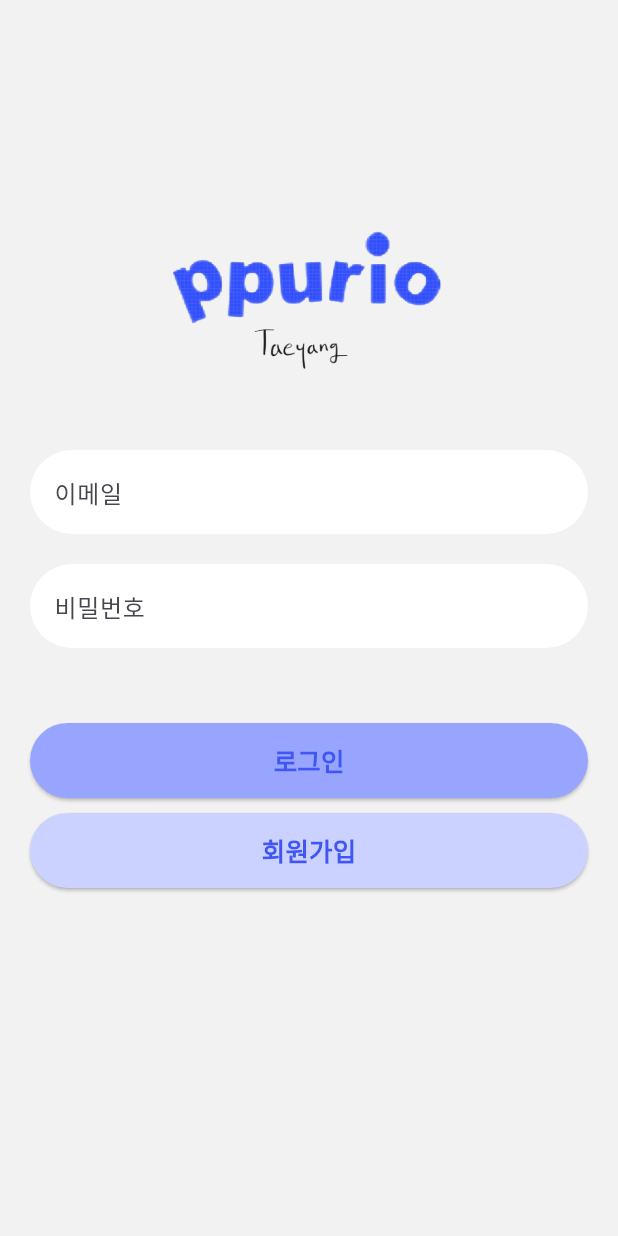
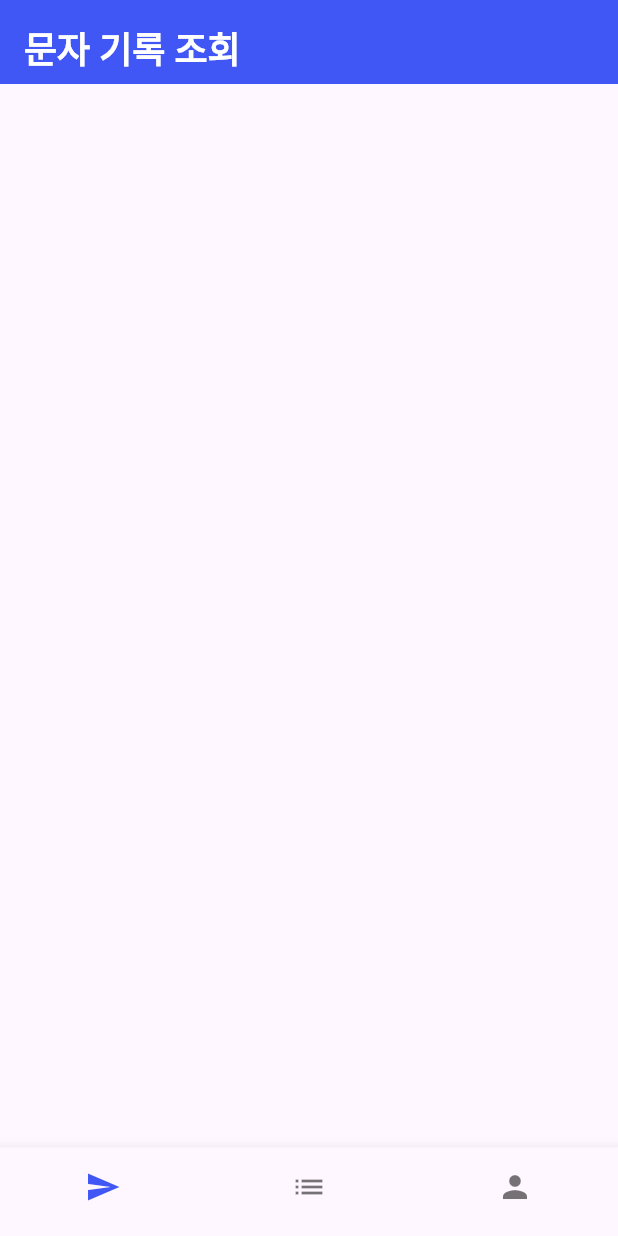
Before and after one commit to hansung-taeyang/flutter-frontend, a Flutter app: the screen it shows after launch, after a tap on "로그인", on a phone screen of 412 x 824 dp. Run offline on Flutter 3.47's test engine with Material 3 defaults, Android fonts, the phone set to English and light mode, and no system bars; our stand-ins replace flutter_native_splash.

```diff
--- /dev/null
+++ b/lib/first_screen.dart
@@ -0,0 +1,10 @@
+import 'package:flutter/material.dart';
+
+class FirstPage extends StatelessWidget {
+  const FirstPage({super.key});
+
+  @override
+  Widget build(BuildContext context) {
+    return const Scaffold();
+  }
+}
--- a/lib/login_screen.dart
+++ b/lib/login_screen.dart
@@ -1,4 +1,6 @@
 import 'package:flutter/material.dart';
+import 'package:precapstone/main_screen.dart';
+import 'package:precapstone/sign_up_screen.dart';
 
 class LoginPage extends StatelessWidget {
   const LoginPage({super.key});
@@ -71,7 +73,14 @@ class LoginPage extends StatelessWidget {
                   width: isWeb ? 500 : double.infinity,
                   height: 50,
                   child: ElevatedButton(
-                    onPressed: () {},
+                    onPressed: () {
+                      Navigator.pushReplacement(
+                        context,
+                        MaterialPageRoute(
+                          builder: (context) => MainPage(),
+                        ),
+                      );
+                    },
                     style: ElevatedButton.styleFrom(
                       foregroundColor: const Color(0xFF4157F5),
                       backgroundColor: const Color(0xFF98A5FF),
@@ -93,7 +102,13 @@ class LoginPage extends StatelessWidget {
                   width: isWeb ? 500 : double.infinity,
                   height: 50,
                   child: ElevatedButton(
-                    onPressed: () {},
+                    onPressed: () {
+                      Navigator.push(
+                        context,
+                        MaterialPageRoute(
+                            builder: (context) => const SignUpPage()),
+                      );
+                    },
                     style: ElevatedButton.styleFrom(
                       foregroundColor: const Color(0xFF4157F5),
                       backgroundColor: const Color(0xFFCCD2FF),
--- /dev/null
+++ b/lib/main_screen.dart
@@ -0,0 +1,84 @@
+import 'package:flutter/material.dart';
+import 'package:precapstone/first_screen.dart';
+import 'package:precapstone/second_screen.dart';
+import 'package:precapstone/third_screen.dart';
+
+class MainPage extends StatefulWidget {
+  const MainPage({super.key});
+
+  @override
+  _MainPageState createState() => _MainPageState();
+}
+
+class _MainPageState extends State<MainPage> {
+  int _selectedIndex = 0;
+
+// 3개의 다른 화면 정의
+  static final List<Widget> _screens = [
+    const FirstPage(),
+    const SecondPage(),
+    const ThirdPage(),
+  ];
+
+  void _onItemTapped(int index) {
+    setState(() {
+      _selectedIndex = index; // 선택된 인덱스 변경
+    });
+  }
+
+  @override
+  Widget build(BuildContext context) {
+    return Scaffold(
+      appBar: AppBar(
+        backgroundColor: const Color(0xFF4157F5),
+        title: Padding(
+          padding: const EdgeInsets.only(top: 10.0), // 텍스트를 아래로 내림
+          child: Text(
+            _getAppBarTitle(_selectedIndex),
+            style: const TextStyle(
+              fontWeight: FontWeight.bold,
+              fontSize: 24,
+              color: Colors.white,
+            ),
+          ),
+        ),
+      ),
+
+      body: _screens[_selectedIndex], // 현재 선택된 화면 보여줌
+      bottomNavigationBar: BottomNavigationBar(
+        items: const <BottomNavigationBarItem>[
+          BottomNavigationBarItem(
+            icon: Icon(Icons.send),
+            label: '첫 번째',
+          ),
+          BottomNavigationBarItem(
+            icon: Icon(Icons.list),
+            label: '두 번째',
+          ),
+          BottomNavigationBarItem(
+            icon: Icon(Icons.person),
+            label: '세 번째',
+          ),
+        ],
+        currentIndex: _selectedIndex,
+        selectedItemColor: const Color(0xFF4157F5),
+        onTap: _onItemTapped,
+        showSelectedLabels: false, // 선택된 항목의 라벨 숨김
+        showUnselectedLabels: false, // 선택되지 않은 항목의 라벨 숨김
+      ),
+    );
+  }
+
+  String _getAppBarTitle(int index) {
+    switch (index) {
+      case 0:
+        return '문자 기록 조회';
+      case 1:
+        return '문자 보내기';
+      case 2:
+        return '내 정보';
+      default:
+        return '앱';
+    }
+  }
+}
```
Also changed, not shown: lib/second_screen.dart (added, +10 -0 lines), lib/sign_up_screen.dart (added, +167 -0 lines), lib/third_screen.dart (added, +10 -0 lines).
